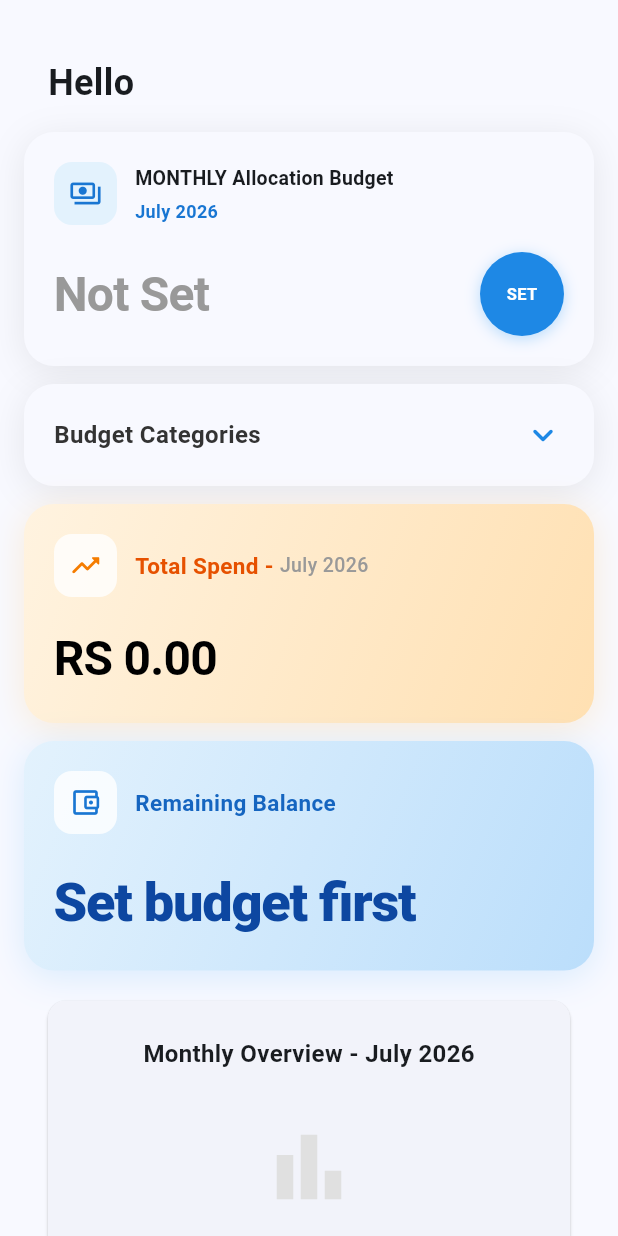
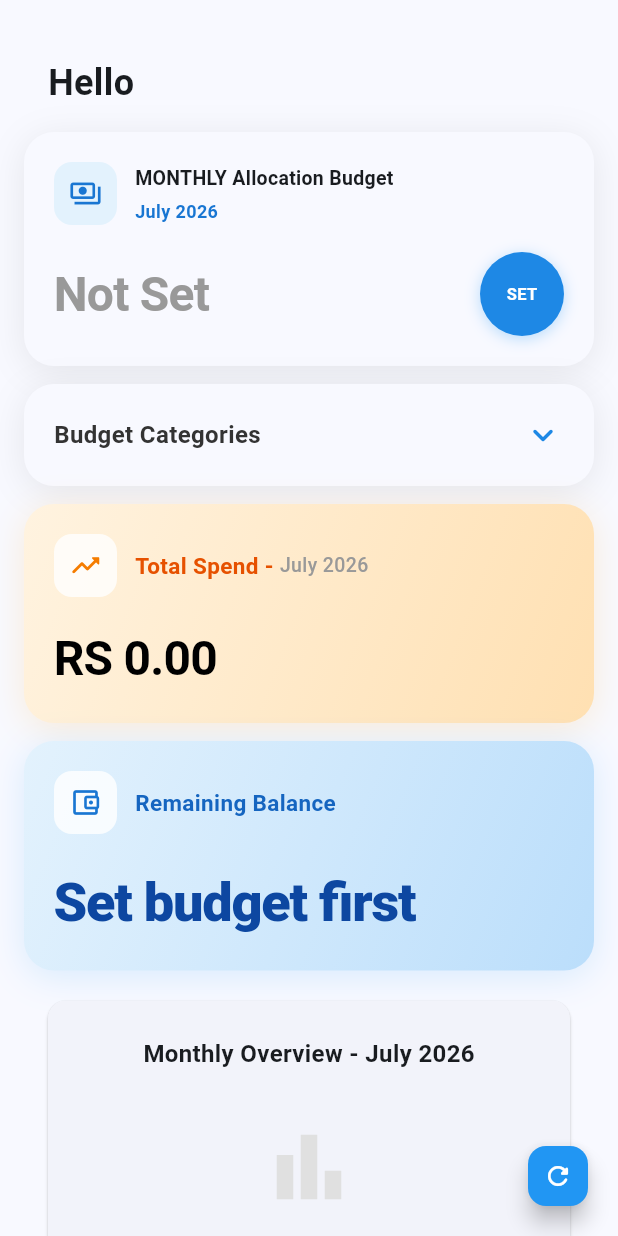
Before and after one commit to prasanjitha/my-bidget, a Flutter app: the HomeScreen screen opened directly, on a phone screen of 412 x 824 dp. Run offline on Flutter 3.47's test engine with Material 3 defaults, Android fonts, the phone set to English and light mode, and no system bars; our stand-ins replace cloud_firestore, firebase_core, fl_chart, local_auth, pdf, permission_handler and 3 more; missing offline and left inert: mobile_scanner; accounts and stored records are empty.

Commit message:
add refresh

```diff
--- a/lib/features/home/presentation/screens/home_screen.dart
+++ b/lib/features/home/presentation/screens/home_screen.dart
@@ -8,6 +8,7 @@ import '../widgets/category_budget_card.dart';
 import '../widgets/total_spend_card.dart';
 import '../widgets/remaining_balance_card.dart';
 import '../widgets/monthly_overview_graph.dart';
+import '../../../../core/utils/toast_utils.dart';
 
 class HomeScreen extends StatefulWidget {
   const HomeScreen({super.key});
@@ -17,6 +18,8 @@ class HomeScreen extends StatefulWidget {
 }
 
 class _HomeScreenState extends State<HomeScreen> {
+  bool _isRefreshing = false;
+
   @override
   void initState() {
     super.initState();
@@ -59,6 +62,37 @@ class _HomeScreenState extends State<HomeScreen> {
           ],
         ),
       ),
+      floatingActionButton: FloatingActionButton.small(
+        heroTag: 'home_refresh_fab',
+        onPressed: _isRefreshing
+            ? null
+            : () async {
+                setState(() {
+                  _isRefreshing = true;
+                });
+                _initializeData();
+                await Future.delayed(const Duration(milliseconds: 1200));
+                if (!mounted) return;
+                setState(() {
+                  _isRefreshing = false;
+                });
+                if (context.mounted) {
+                  ToastUtils.showSuccess(context, 'Data refreshed successfully');
+                }
+              },
+        backgroundColor: Theme.of(context).primaryColor,
+        foregroundColor: Colors.white,
+        child: _isRefreshing
+            ? const SizedBox(
+                width: 18,
+                height: 18,
+                child: CircularProgressIndicator(
+                  strokeWidth: 2,
+                  valueColor: AlwaysStoppedAnimation<Color>(Colors.white),
+                ),
+              )
+            : const Icon(Icons.refresh_rounded, size: 20),
+      ),
     );
   }
 }
```
